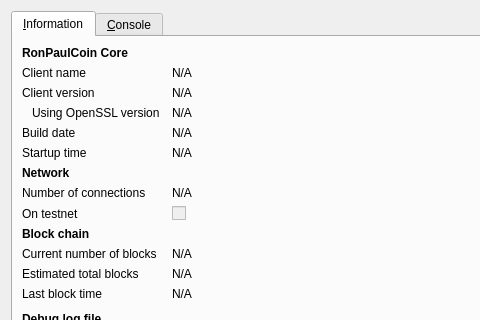
The window that src/qt/forms/rpcconsole.ui (micryon/GPUcoin) describes before a commit, drawn with Qt 5; both pictures show x 0 to 480 and y 0 to 320 of the 740 by 450 pixel window.
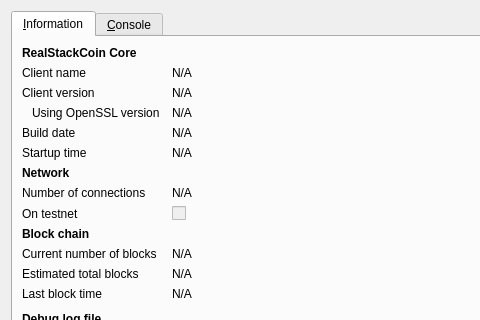
The same window after the commit. Icons and pictures are not drawn.

Diff of the .ui file:
```diff
--- a/src/qt/forms/rpcconsole.ui
+++ b/src/qt/forms/rpcconsole.ui
@@ -36,7 +36,7 @@
           </font>
          </property>
          <property name="text">
-          <string>RonPaulCoin Core</string>
+          <string>RealStackCoin Core</string>
          </property>
         </widget>
        </item>
```
Left out of the diff: 6 changed lines with no effect on the pictures.
